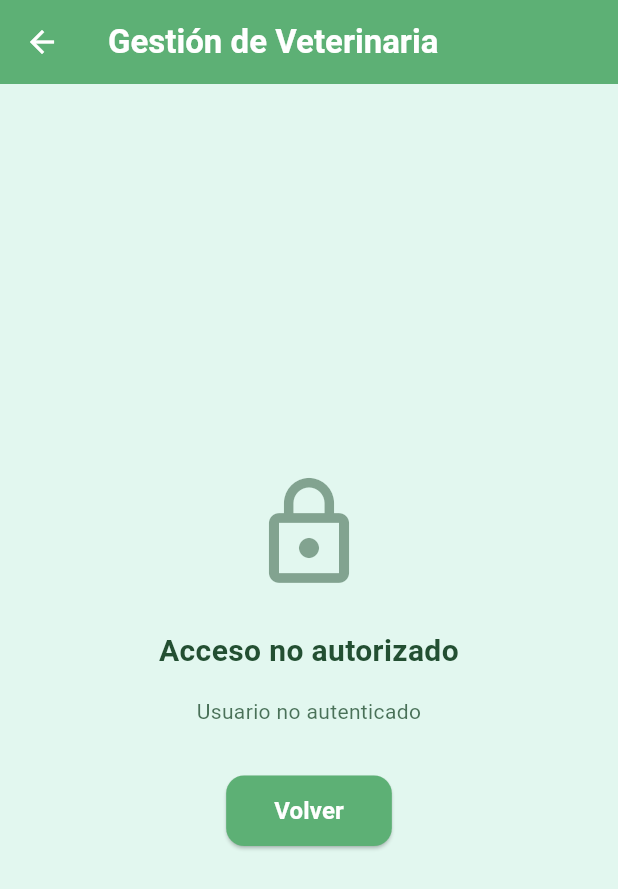
After one commit to PauloUrbina11/VetProApp, a Flutter app: the ManageVeterinariaScreen screen opened by its route, on a phone screen of 412 x 824 dp. The commit adds this screen. Shown: the top 889 px of the screen. Run offline on Flutter 3.47's test engine with Material 3 defaults, Android fonts, the phone set to English and light mode, and no system bars; our stand-ins replace app_links, shared_preferences, table_calendar; accounts and stored records are empty; Roboto replaces fonts that are missing (Montserrat).

Commit message:
feat: Implementar gestión de veterinaria con verificación de autorización para admin

```diff
--- a/Frontend/vetproapp/lib/app/routes/app_routes.dart
+++ b/Frontend/vetproapp/lib/app/routes/app_routes.dart
@@ -17,6 +17,7 @@ import '../../features/auth/presentation/screens/reset_password_screen.dart';
 import '../../features/admin/create_veterinaria_screen.dart';
 import '../../features/admin/manage_roles_screen.dart';
 import '../../features/veterinarias/veterinarias_screen.dart';
+import '../../features/veterinarias/manage_veterinaria_screen.dart';
 
 class AppRoutes {
   static const initialRoute = '/login';
@@ -37,6 +38,7 @@ class AppRoutes {
     '/create_veterinaria': (context) => const CreateVeterinariaScreen(),
     '/manage_roles': (context) => const ManageRolesScreen(),
     '/veterinarias': (context) => const VeterinariasScreen(),
+    '/manage_veterinaria': (context) => const ManageVeterinariaScreen(),
     '/home': (context) => const HomeScreen(),
     '/activate': (context) {
       final args =
--- a/Frontend/vetproapp/lib/app/services/auth_service.dart
+++ b/Frontend/vetproapp/lib/app/services/auth_service.dart
@@ -6,6 +6,7 @@ class AuthService {
   static const String baseUrl = "http://10.0.2.2:4000/api/auth";
   static const String _kTokenKey = "_vetpro_token";
   static const String _kRoleKey = "_vetpro_role";
+  static const String _kUserIdKey = "_vetpro_user_id";
 
   /// LOGIN
   static Future<Map<String, dynamic>> login(
@@ -46,9 +47,14 @@ class AuthService {
         // Guardar token localmente
         await _saveToken(token);
 
-        // Guardar rol si existe
-        if (user != null && user['rol_id'] != null) {
-          await _saveRole(user['rol_id']);
+        // Guardar rol y user_id si existen
+        if (user != null) {
+          if (user['rol_id'] != null) {
+            await _saveRole(user['rol_id']);
+          }
+          if (user['id'] != null) {
+            await _saveUserId(user['id']);
+          }
         }
 
         return {
@@ -195,9 +201,24 @@ class AuthService {
     return prefs.getInt(_kRoleKey);
   }
 
+  /// USER ID STORAGE
+  static Future<void> _saveUserId(dynamic userId) async {
+    final prefs = await SharedPreferences.getInstance();
+    final id = userId is int ? userId : int.tryParse(userId.toString());
+    if (id != null) {
+      await prefs.setInt(_kUserIdKey, id);
+    }
+  }
+
+  static Future<int?> getUserId() async {
+    final prefs = await SharedPreferences.getInstance();
+    return prefs.getInt(_kUserIdKey);
+  }
+
   static Future<void> logout() async {
     final prefs = await SharedPreferences.getInstance();
     await prefs.remove(_kTokenKey);
     await prefs.remove(_kRoleKey);
+    await prefs.remove(_kUserIdKey);
   }
 }
--- a/Frontend/vetproapp/lib/features/profile/profile_menu_screen.dart
+++ b/Frontend/vetproapp/lib/features/profile/profile_menu_screen.dart
@@ -106,6 +106,10 @@ class _ProfileMenuScreenState extends State<ProfileMenuScreen> {
             title: 'Agenda',
             onTap: () => Navigator.pushNamed(context, '/schedule')),
         _buildCard(context,
+            icon: Icons.mode,
+            title: 'Gestión de veterinaria',
+            onTap: () => Navigator.pushNamed(context, '/manage_veterinaria')),
+        _buildCard(context,
             icon: Icons.medical_services,
             title: 'Gestión de citas',
             onTap: () => Navigator.pushNamed(context, '/manage_appointments')),
--- /dev/null
+++ b/Frontend/vetproapp/lib/features/veterinarias/manage_veterinaria_screen.dart
@@ -0,0 +1,173 @@
+import 'package:flutter/material.dart';
+import '../../app/config/theme.dart';
+import '../../app/services/auth_service.dart';
+import '../../app/services/veterinaria_service.dart';
+import 'veterinarias_screen.dart';
+
+class ManageVeterinariaScreen extends StatefulWidget {
+  const ManageVeterinariaScreen({super.key});
+
+  @override
+  State<ManageVeterinariaScreen> createState() =>
+      _ManageVeterinariaScreenState();
+}
+
+class _ManageVeterinariaScreenState extends State<ManageVeterinariaScreen> {
+  bool _loading = true;
+  bool _isAuthorized = false;
+  String? _error;
+  Map<String, dynamic>? _veterinaria;
+
+  @override
+  void initState() {
+    super.initState();
+    _checkAuthorization();
+  }
+
+  Future<void> _checkAuthorization() async {
+    setState(() {
+      _loading = true;
+      _error = null;
+    });
+
+    try {
+      // Obtener el ID del usuario actual
+      final userId = await AuthService.getUserId();
+      if (userId == null) {
+        setState(() {
+          _error = 'Usuario no autenticado';
+          _isAuthorized = false;
+          _loading = false;
+        });
+        return;
+      }
+
+      // Obtener las veterinarias del usuario
+      final veterinariaIds = await VeterinariaService.getMyVeterinarias();
+
+      if (veterinariaIds.isEmpty) {
+        setState(() {
+          _error = 'No tienes una veterinaria asignada';
+          _isAuthorized = false;
+          _loading = false;
+        });
+        return;
+      }
+
+      // Tomar la primera veterinaria (por ahora asumimos que tiene una)
+      final vetId = veterinariaIds.first;
+
+      // Obtener los detalles de la veterinaria
+      final veterinaria = await VeterinariaService.getVeterinaria(vetId);
+
+      // Verificar si el usuario es el admin de esta veterinaria
+      final isAdmin = veterinaria['user_admin_id'] == userId;
+
+      if (!isAdmin) {
+        setState(() {
+          _error =
+              'No estás autorizado para editar esta veterinaria.\nSolo el administrador puede realizar cambios.';
+          _isAuthorized = false;
+          _loading = false;
+        });
+        return;
+      }
+
+      // Si llegamos aquí, el usuario está autorizado
+      setState(() {
+        _veterinaria = veterinaria;
+        _isAuthorized = true;
+        _loading = false;
+      });
+    } catch (e) {
+      setState(() {
+        _error = 'Error al verificar autorización: $e';
+        _isAuthorized = false;
+        _loading = false;
+      });
+    }
+  }
+
+  @override
+  Widget build(BuildContext context) {
+    return Scaffold(
+      backgroundColor: mint,
+      appBar: AppBar(
+        title: const Text(
+          'Gestión de Veterinaria',
+          style: TextStyle(
+            fontFamily: 'Montserrat',
+            fontWeight: FontWeight.bold,
+          ),
+        ),
+        backgroundColor: softGreen,
+        foregroundColor: white,
+        elevation: 0,
+      ),
+      body: _loading
+          ? const Center(child: CircularProgressIndicator(color: softGreen))
+          : !_isAuthorized
+              ? Center(
+                  child: Padding(
+                    padding: const EdgeInsets.all(24),
+                    child: Column(
+                      mainAxisAlignment: MainAxisAlignment.center,
+                      children: [
+                        Icon(
+                          Icons.lock_outline,
+                          size: 80,
+                          color: darkGreen.withOpacity(0.5),
+                        ),
+                        const SizedBox(height: 24),
+                        Text(
+                          'Acceso no autorizado',
+                          style: TextStyle(
+                            color: darkGreen,
+                            fontFamily: 'Montserrat',
+                            fontSize: 20,
+                            fontWeight: FontWeight.bold,
+                          ),
+                          textAlign: TextAlign.center,
+                        ),
+                        const SizedBox(height: 16),
+                        Text(
+                          _error ??
+                              'No tienes permisos para acceder a esta sección',
+                          style: TextStyle(
+                            color: darkGreen.withOpacity(0.8),
+                            fontFamily: 'Montserrat',
+                            fontSize: 14,
+                          ),
+                          textAlign: TextAlign.center,
+                        ),
+                        const SizedBox(height: 32),
+                        ElevatedButton(
+                          onPressed: () => Navigator.pop(context),
+                          style: ElevatedButton.styleFrom(
+                            backgroundColor: softGreen,
+                            foregroundColor: white,
+                            padding: const EdgeInsets.symmetric(
+                              horizontal: 32,
+                              vertical: 12,
+                            ),
+                            shape: RoundedRectangleBorder(
+                              borderRadius: BorderRadius.circular(12),
+                            ),
+                          ),
+                          child: const Text(
+                            'Volver',
+                            style: TextStyle(
+                              fontFamily: 'Montserrat',
+                              fontSize: 16,
+                              fontWeight: FontWeight.bold,
+                            ),
+                          ),
+                        ),
+                      ],
+                    ),
+                  ),
+                )
+              : EditVeterinariaScreen(veterinaria: _veterinaria!),
+    );
+  }
+}
```
